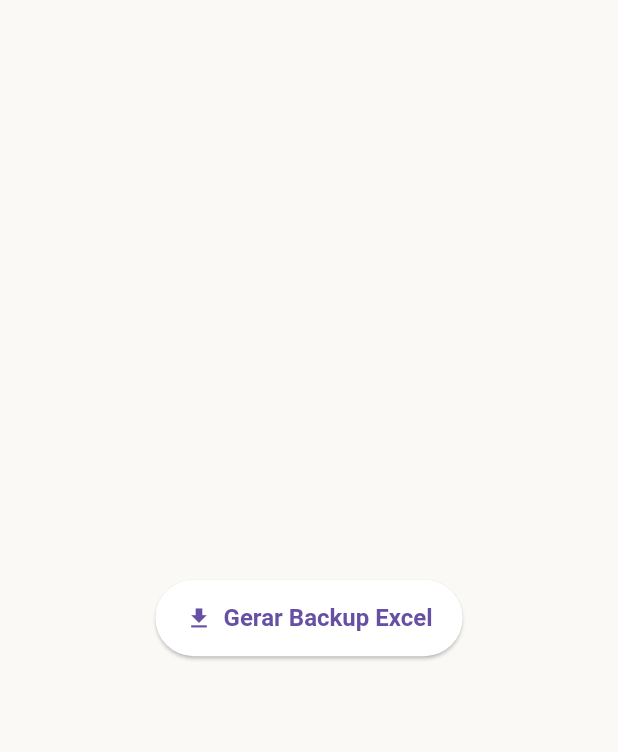
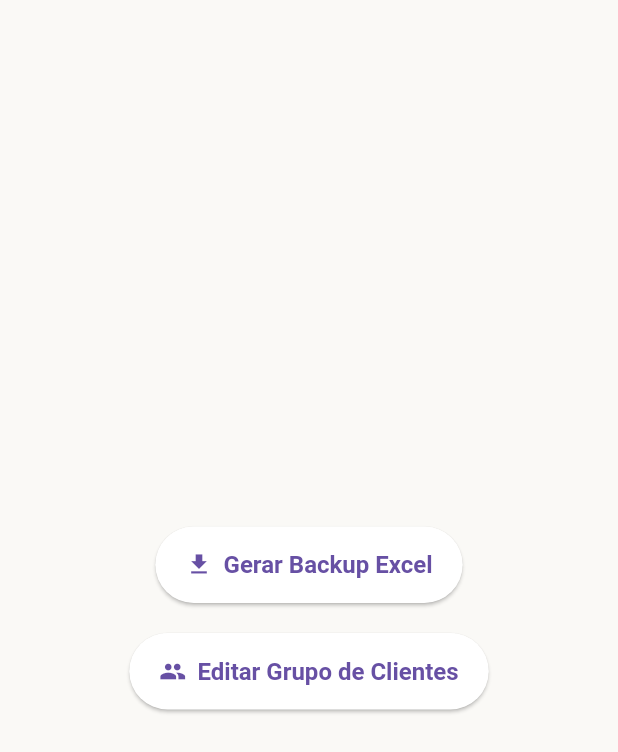
Before and after one commit to Cortexautocom/agiota-online, a Flutter app: the FuncoesExtrasPage widget shown alone on an empty page, opened directly, on a phone screen of 412 x 824 dp. Shown: the top 752 px of the screen. Run offline on Flutter 3.47's test engine with Material 3 defaults, Android fonts, the phone set to English and light mode, and no system bars; our stand-ins replace flutter_dotenv, mask_text_input_formatter, shared_preferences, supabase_flutter; missing offline and left inert: dart:html, excel; accounts and stored records are empty.

Commit message:
criada a edição de grupo de clientes em 'Funções Extras'

```diff
--- a/lib/funcoes_extras_page.dart
+++ b/lib/funcoes_extras_page.dart
@@ -16,7 +16,12 @@ class FuncoesExtrasPage extends StatefulWidget {
 
 class _FuncoesExtrasPageState extends State<FuncoesExtrasPage> {
   bool carregando = false;
+  String telaAtual = 'menu'; // 🔹 controla se está no menu ou na tela de grupos
+  List<String> grupos = [];
 
+  // ==========================================================
+  // 🔹 GERA BACKUP EXCEL (mesmo código anterior)
+  // ==========================================================
   Future<void> gerarBackupExcel() async {
     setState(() => carregando = true);
     final user = Supabase.instance.client.auth.currentUser;
@@ -31,14 +36,12 @@ class _FuncoesExtrasPageState extends State<FuncoesExtrasPage> {
     }
 
     try {
-      // 🔹 1. Buscar dados organizados por tabelas
       final clientes = await supabase
           .from('clientes')
           .select()
           .eq('id_usuario', user.id)
           .order('nome');
 
-      // Vamos montar um mapa auxiliar de clientes (id_cliente → nome)
       final Map<String, String> mapaClientes = {
         for (var c in clientes) c['id_cliente']: c['nome'] ?? ''
       };
@@ -61,7 +64,6 @@ class _FuncoesExtrasPageState extends State<FuncoesExtrasPage> {
           .eq('id_usuario', user.id)
           .order('numero');
 
-      // 🔹 2. Enriquecer os dados com nomes e formatações simples
       List<Map<String, dynamic>> emprestimosFormatados = emprestimos.map((e) {
         return {
           "Cliente": mapaClientes[e['id_cliente']] ?? '',
@@ -76,7 +78,6 @@ class _FuncoesExtrasPageState extends State<FuncoesExtrasPage> {
         };
       }).toList();
 
-      // Criar um mapa de empréstimo → cliente (pra usar nas parcelas)
       final Map<String, String> mapaEmprestimos = {
         for (var e in emprestimos)
           e['id']: mapaClientes[e['id_cliente']] ?? ''
@@ -106,7 +107,6 @@ class _FuncoesExtrasPageState extends State<FuncoesExtrasPage> {
         };
       }).toList();
 
-      // 🔹 3. Criar planilha Excel com abas
       final excel = Excel.createExcel();
 
       void adicionarAba(String nome, List<Map<String, dynamic>> dados) {
@@ -115,7 +115,7 @@ class _FuncoesExtrasPageState extends State<FuncoesExtrasPage> {
           return;
         }
         final sheet = excel[nome];
-        sheet.appendRow(dados.first.keys.toList()); // Cabeçalhos
+        sheet.appendRow(dados.first.keys.toList());
         for (var item in dados) {
           sheet.appendRow(item.values.map((v) => v ?? '').toList());
         }
@@ -127,9 +127,8 @@ class _FuncoesExtrasPageState extends State<FuncoesExtrasPage> {
       adicionarAba("Garantias", garantiasFormatadas);
 
       final bytes = excel.encode()!;
-
-      // 🔹 4. Salvar ou baixar arquivo
-      final fileName = "backup_agiomestre_${DateTime.now().toIso8601String().split('T').first}.xlsx";
+      final fileName =
+          "backup_agiomestre_${DateTime.now().toIso8601String().split('T').first}.xlsx";
 
       if (kIsWeb) {
         final blob = html.Blob([bytes]);
@@ -156,21 +155,175 @@ class _FuncoesExtrasPageState extends State<FuncoesExtrasPage> {
     setState(() => carregando = false);
   }
 
+  // ==========================================================
+  // 🔹 FUNÇÕES PARA EDITAR GRUPOS
+  // ==========================================================
+  Future<void> _buscarGrupos() async {
+    setState(() => carregando = true);
+    try {
+      final response = await Supabase.instance.client
+          .from('clientes')
+          .select('grupo')
+          .not('grupo', 'is', null)
+          .neq('grupo', '')
+          .order('grupo', ascending: true);
+
+      final lista = (response as List)
+          .map((e) => e['grupo'].toString())
+          .toSet()
+          .toList();
+
+      setState(() {
+        grupos = lista;
+        telaAtual = 'grupos'; // muda a tela para a lista de grupos
+      });
+    } catch (e) {
+      ScaffoldMessenger.of(context).showSnackBar(
+        SnackBar(content: Text("Erro ao carregar grupos: $e")),
+      );
+    }
+    setState(() => carregando = false);
+  }
+
+  Future<void> _editarGrupo(String grupoAntigo) async {
+    final controller = TextEditingController(text: grupoAntigo);
+
+    final novoGrupo = await showDialog<String>(
+      context: context,
+      builder: (context) {
+        return AlertDialog(
+          title: const Text("Editar nome do grupo"),
+          content: TextField(
+            controller: controller,
+            decoration: const InputDecoration(labelText: "Novo nome"),
+          ),
+          actions: [
+            TextButton(
+              onPressed: () => Navigator.pop(context, null),
+              child: const Text("Cancelar"),
+            ),
+            ElevatedButton(
+              onPressed: () => Navigator.pop(context, controller.text.trim()),
+              child: const Text("Aplicar"),
+            ),
+          ],
+        );
+      },
+    );
+
+    if (novoGrupo == null || novoGrupo.isEmpty || novoGrupo == grupoAntigo) return;
+
+    try {
+      await Supabase.instance.client
+          .from('clientes')
+          .update({'grupo': novoGrupo})
+          .eq('grupo', grupoAntigo);
+
+      ScaffoldMessenger.of(context).showSnackBar(
+        SnackBar(content: Text("Grupo '$grupoAntigo' renomeado para '$novoGrupo'.")),
+      );
+
+      // Atualiza lista
+      await _buscarGrupos();
+    } catch (e) {
+      ScaffoldMessenger.of(context).showSnackBar(
+        SnackBar(content: Text("Erro ao renomear grupo: $e")),
+      );
+    }
+  }
+
+  // ==========================================================
+  // 🔹 CONSTRUÇÃO DA INTERFACE
+  // ==========================================================
   @override
   Widget build(BuildContext context) {
-    return Center(
-      child: carregando
-          ? const CircularProgressIndicator()
-          : ElevatedButton.icon(
+    if (carregando) {
+      return const Center(child: CircularProgressIndicator());
+    }
+
+    // 🔹 Tela principal (menu com opções)
+    if (telaAtual == 'menu') {
+      return Center(
+        child: Column(
+          mainAxisSize: MainAxisSize.min,
+          children: [
+            ElevatedButton.icon(
               onPressed: gerarBackupExcel,
               icon: const Icon(Icons.download),
               label: const Text("Gerar Backup Excel"),
               style: ElevatedButton.styleFrom(
-                backgroundColor: const Color.fromARGB(255, 255, 255, 255),
-                padding: const EdgeInsets.symmetric(horizontal: 20, vertical: 16),
-                textStyle: const TextStyle(fontSize: 16, fontWeight: FontWeight.bold),
+                backgroundColor: Colors.white,
+                padding:
+                    const EdgeInsets.symmetric(horizontal: 20, vertical: 16),
+                textStyle:
+                    const TextStyle(fontSize: 16, fontWeight: FontWeight.bold),
               ),
             ),
-    );
+            const SizedBox(height: 20),
+            ElevatedButton.icon(
+              onPressed: _buscarGrupos,
+              icon: const Icon(Icons.group),
+              label: const Text("Editar Grupo de Clientes"),
+              style: ElevatedButton.styleFrom(
+                backgroundColor: Colors.white,
+                padding:
+                    const EdgeInsets.symmetric(horizontal: 20, vertical: 16),
+                textStyle:
+                    const TextStyle(fontSize: 16, fontWeight: FontWeight.bold),
+              ),
+            ),
+          ],
+        ),
+      );
+    }
+
+    // 🔹 Tela de listagem dos grupos
+    if (telaAtual == 'grupos') {
+      return Column(
+        children: [
+          Container(
+            color: Colors.grey[200],
+            padding: const EdgeInsets.symmetric(horizontal: 16, vertical: 12),
+            child: Row(
+              mainAxisAlignment: MainAxisAlignment.spaceBetween,
+              children: [
+                const Text(
+                  "Editar Grupo de Clientes",
+                  style: TextStyle(
+                      fontWeight: FontWeight.bold, fontSize: 16),
+                ),
+                TextButton.icon(
+                  onPressed: () => setState(() => telaAtual = 'menu'),
+                  icon: const Icon(Icons.arrow_back),
+                  label: const Text("Voltar"),
+                ),
+              ],
+            ),
+          ),
+          Expanded(
+            child: grupos.isEmpty
+                ? const Center(
+                    child: Text(
+                      "Nenhum grupo encontrado.",
+                      style: TextStyle(color: Colors.black54, fontSize: 14),
+                    ),
+                  )
+                : ListView.builder(
+                    itemCount: grupos.length,
+                    itemBuilder: (context, index) {
+                      final grupo = grupos[index];
+                      return ListTile(
+                        title: Text(grupo),
+                        trailing: const Icon(Icons.edit, color: Colors.blue),
+                        onTap: () => _editarGrupo(grupo),
+                      );
+                    },
+                  ),
+          ),
+        ],
+      );
+    }
+
+    return const SizedBox.shrink();
   }
 }
```
